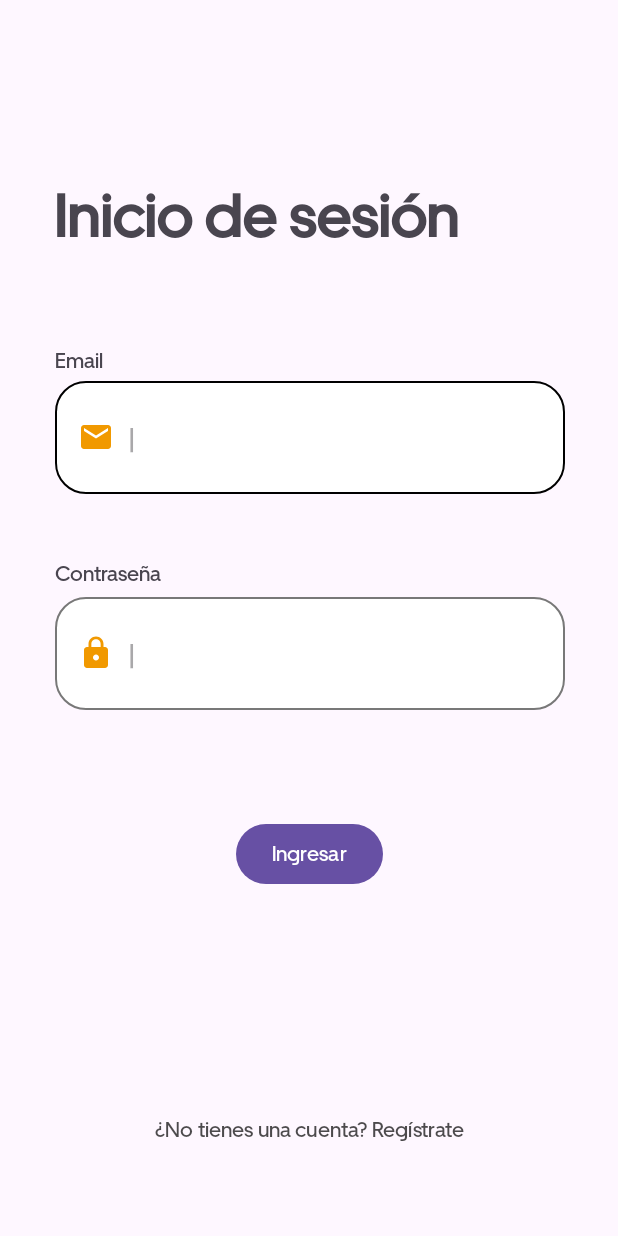
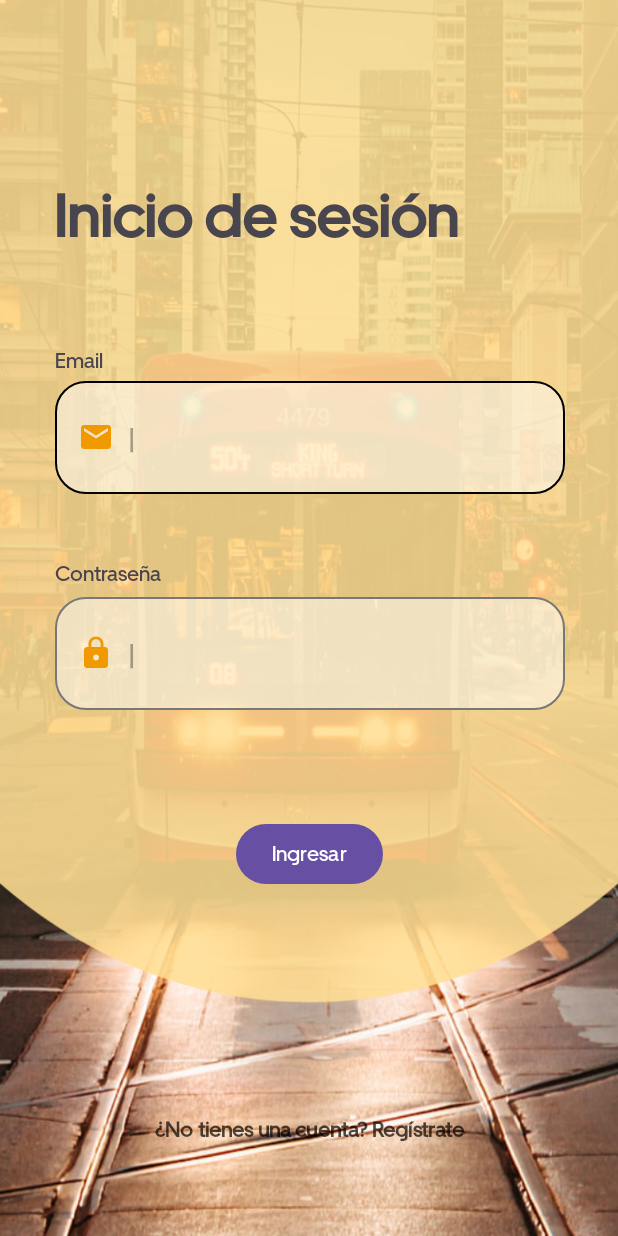
Before and after one commit to Juan239/traficoRegional, an Android app: the inicioSesionActivity screen opened directly, with no data from a screen before it, on a phone screen of 412 x 824 dp. Run offline under Robolectric (Android 15) with nearby library versions, the phone set to English and light mode, and no system bars.

Commit message:
Version 3.0 Diego. Rediseño de log in

```diff
--- a/app/src/main/res/drawable/custom_input.xml
+++ b/app/src/main/res/drawable/custom_input.xml
@@ -2,7 +2,7 @@
 <selector xmlns:android="http://schemas.android.com/apk/res/android">
     <item android:state_enabled="true" android:state_focused="true">
         <shape android:shape="rectangle">
-            <solid android:color="@android:color/white"/>
+            <solid android:color="#80FFFFFF"/>
             <corners android:radius="20dp"/>
             <stroke android:color="@color/colorBlack" android:width="1dp"/>
         </shape>
@@ -10,7 +10,7 @@
 
     <item android:state_enabled="true" >
         <shape android:shape="rectangle">
-            <solid android:color="@android:color/white"/>
+            <solid android:color="#80FFFFFF"/>
             <corners android:radius="20dp"/>
             <stroke android:color="@color/gray" android:width="1dp"/>
         </shape>
--- a/app/src/main/res/layout/activity_inicio_sesion.xml
+++ b/app/src/main/res/layout/activity_inicio_sesion.xml
@@ -4,7 +4,8 @@
     xmlns:tools="http://schemas.android.com/tools"
     android:layout_width="match_parent"
     android:layout_height="match_parent"
-    tools:context=".inicioSesionActivity">
+    tools:context=".inicioSesionActivity"
+    android:background="@drawable/design">
 
 
     <Button
@@ -111,6 +112,7 @@
         android:fontFamily="@font/fuente_secundaria"
         android:text="¿No tienes una cuenta? Regístrate"
         android:textColor="@color/colorBlack"
+        android:textStyle="bold"
         app:layout_constraintBottom_toBottomOf="parent"
         app:layout_constraintEnd_toEndOf="parent"
         app:layout_constraintHorizontal_bias="0.0"
```
Also changed, not shown: app/src/main/res/drawable/design.png (added).
